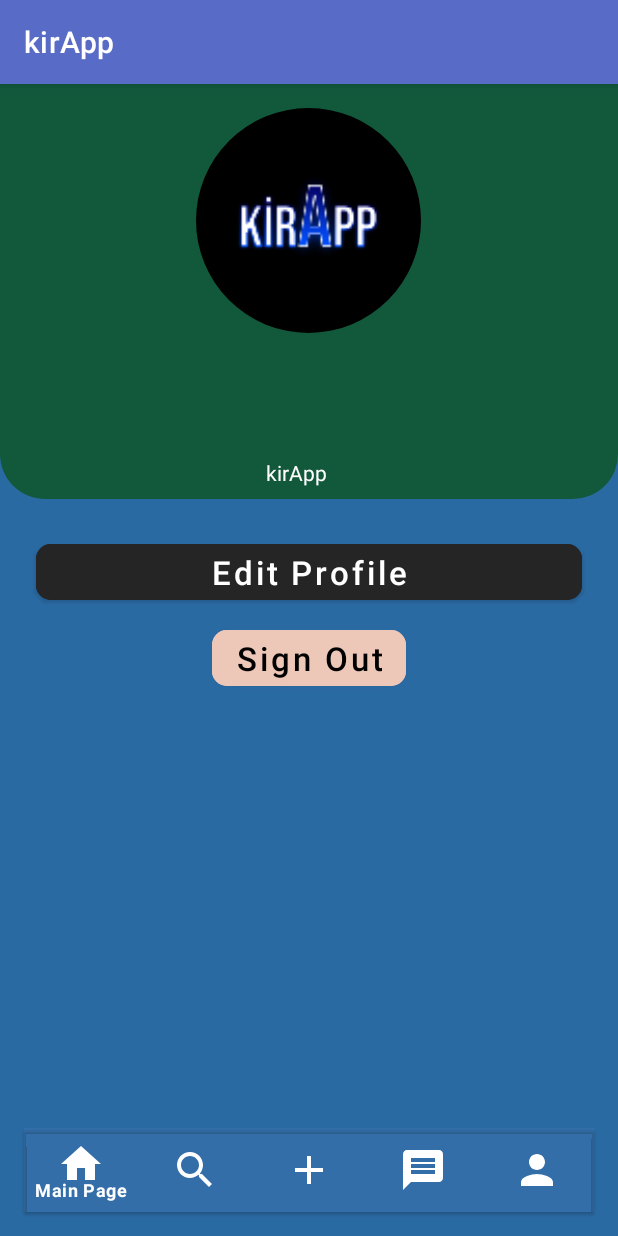
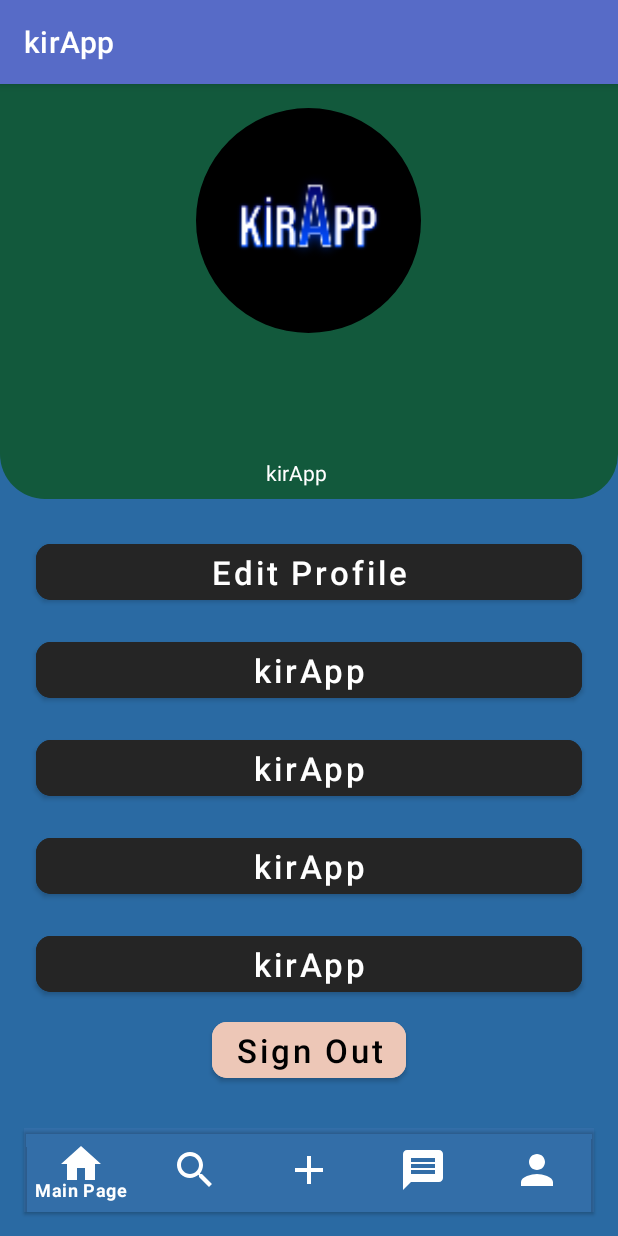
Before and after one commit to otto-camp/kirApp, an Android app: the fragment ProfileFragment placed in its activity, on a phone screen of 412 x 824 dp. Run offline under Robolectric (Android 15) with nearby library versions, the phone set to English and light mode, and no system bars; our stand-ins replace Firebase (no records; nobody signed in at launch, a user with empty details on screens opened directly).

```diff
--- a/app/build.gradle
+++ b/app/build.gradle
@@ -52,6 +52,7 @@ dependencies {
     implementation 'androidx.lifecycle:lifecycle-livedata-ktx:2.4.1'
     implementation 'androidx.lifecycle:lifecycle-viewmodel-ktx:2.4.1'
     testImplementation 'junit:junit:4.13.2'
+    testImplementation 'org.mockito:mockito-core:2.19.0'
     androidTestImplementation 'androidx.test.ext:junit:1.1.3'
     androidTestImplementation 'androidx.test.espresso:espresso-core:3.4.0'
     debugImplementation 'com.squareup.leakcanary:leakcanary-android:2.8.1'
--- a/app/src/main/AndroidManifest.xml
+++ b/app/src/main/AndroidManifest.xml
@@ -11,7 +11,7 @@
         android:theme="@style/Theme.KirApp">
         <activity
             android:name=".activities.ForgotPasswordActivity"
-            android:exported="false" />
+            android:exported="true" />
         <activity
             android:name=".activities.LoginActivity"
             android:exported="true" />
@@ -23,7 +23,6 @@
             android:exported="true">
             <intent-filter>
                 <action android:name="android.intent.action.MAIN" />
-
                 <category android:name="android.intent.category.LAUNCHER" />
             </intent-filter>
         </activity>
--- a/app/src/main/java/com/example/kirapp/fragments/MainPageFragment.java
+++ b/app/src/main/java/com/example/kirapp/fragments/MainPageFragment.java
@@ -1,79 +1,25 @@
 package com.example.kirapp.fragments;
 
-import android.content.Intent;
 import android.os.Bundle;
 import android.view.LayoutInflater;
 import android.view.View;
 import android.view.ViewGroup;
-import android.widget.Button;
 
 import androidx.fragment.app.Fragment;
 
 import com.example.kirapp.R;
-import com.example.kirapp.activities.LoginActivity;
-import com.example.kirapp.activities.RegisterActivity;
 
-/**
- * A simple {@link Fragment} subclass.
- * Use the {@link MainPageFragment#newInstance} factory method to
- * create an instance of this fragment.
- */
+
 public class MainPageFragment extends Fragment {
-
-    // TODO: Rename parameter arguments, choose names that match
-    // the fragment initialization parameters, e.g. ARG_ITEM_NUMBER
-    private static final String ARG_PARAM1 = "param1";
-    private static final String ARG_PARAM2 = "param2";
-
-    // TODO: Rename and change types of parameters
-    private String mParam1;
-    private String mParam2;
-
-    public MainPageFragment() {
-        // Required empty public constructor
-    }
-
-    /**
-     * Use this factory method to create a new instance of
-     * this fragment using the provided parameters.
-     *
-     * @param param1 Parameter 1.
-     * @param param2 Parameter 2.
-     * @return A new instance of fragment MainPageFragment.
-     */
-    // TODO: Rename and change types and number of parameters
-    public static MainPageFragment newInstance(String param1, String param2) {
-        MainPageFragment fragment = new MainPageFragment();
-        Bundle args = new Bundle();
-        args.putString(ARG_PARAM1, param1);
-        args.putString(ARG_PARAM2, param2);
-        fragment.setArguments(args);
-        return fragment;
-    }
 
     @Override
     public void onCreate(Bundle savedInstanceState) {
         super.onCreate(savedInstanceState);
-        if (getArguments() != null) {
-            mParam1 = getArguments().getString(ARG_PARAM1);
-            mParam2 = getArguments().getString(ARG_PARAM2);
-        }
-
     }
 
     @Override
     public View onCreateView(LayoutInflater inflater, ViewGroup container,
                              Bundle savedInstanceState) {
-        // Inflate the layout for this fragment
-
-        View view = inflater.inflate(R.layout.fragment_main_page, container, false);
-        Button myButton = view.findViewById(R.id.myBtn);
-        myButton.setOnClickListener(viewer -> {
-            Intent intent = new Intent(viewer.getContext(), LoginActivity.class);
-            startActivity(intent);
-        });
-        Button btn = view.findViewById(R.id.myBtn2);
-        btn.setOnClickListener(view1 -> startActivity(new Intent(view1.getContext(), RegisterActivity.class)));
-        return view;
+        return inflater.inflate(R.layout.fragment_main_page, container, false);
     }
 }
--- a/app/src/main/java/com/example/kirapp/fragments/ProfileFragment.java
+++ b/app/src/main/java/com/example/kirapp/fragments/ProfileFragment.java
@@ -7,22 +7,28 @@ import android.view.View;
 import android.view.ViewGroup;
 import android.widget.TextView;
 
+import androidx.annotation.NonNull;
 import androidx.fragment.app.Fragment;
 
 import com.example.kirapp.R;
 import com.example.kirapp.activities.LoginActivity;
+import com.example.kirapp.models.Customer;
 import com.google.android.material.button.MaterialButton;
 import com.google.firebase.auth.FirebaseAuth;
 import com.google.firebase.auth.FirebaseUser;
 import com.google.firebase.auth.UserInfo;
+import com.google.firebase.database.DataSnapshot;
+import com.google.firebase.database.DatabaseError;
 import com.google.firebase.database.DatabaseReference;
 import com.google.firebase.database.FirebaseDatabase;
+import com.google.firebase.database.ValueEventListener;
 
 import java.util.Objects;
 
 public class ProfileFragment extends Fragment {
     private final DatabaseReference databaseReference = FirebaseDatabase.getInstance().getReference("customers");
-    private final FirebaseUser user = FirebaseAuth.getInstance().getCurrentUser();
+    private final FirebaseAuth auth = FirebaseAuth.getInstance();
+    private final FirebaseUser user = auth.getCurrentUser();
     private String name, email, uid;
     private TextView tName, tEmail;
     private MaterialButton signOut;
@@ -43,9 +49,21 @@ public class ProfileFragment extends Fragment {
     private void getProfile(FirebaseUser user) {
         for (UserInfo profile : user.getProviderData()) {
             uid = profile.getUid();
-            // name = profile.getDisplayName();
+            name = profile.getDisplayName();
             email = profile.getEmail();
         }
+        databaseReference.addValueEventListener(new ValueEventListener() {
+            @Override
+            public void onDataChange(@NonNull DataSnapshot snapshot) {
+                Customer customer = snapshot.getValue(Customer.class);
+
+            }
+
+            @Override
+            public void onCancelled(@NonNull DatabaseError error) {
+
+            }
+        });
     }
 
     @Override
@@ -53,14 +71,14 @@ public class ProfileFragment extends Fragment {
                              Bundle savedInstanceState) {
         View view = inflater.inflate(R.layout.fragment_profile, container, false);
         tName = view.findViewById(R.id.user_name);
-        tEmail = view.findViewById(R.id.myUser);
+        tEmail = view.findViewById(R.id.user_created_at);
         signOut = view.findViewById(R.id.profile_sign_out);
 
 
         tName.setText(name);
         tEmail.setText(email);
         signOut.setOnClickListener(view1 -> {
-            FirebaseAuth.getInstance().signOut();
+            auth.signOut();
             startActivity(new Intent(getContext(), LoginActivity.class));
         });
 
--- a/app/src/main/java/com/example/kirapp/models/Customer.java
+++ b/app/src/main/java/com/example/kirapp/models/Customer.java
@@ -1,8 +1,6 @@
 package com.example.kirapp.models;
 
 import androidx.annotation.NonNull;
-
-import java.time.LocalDate;
 
 public class Customer {
     private String id;
@@ -16,6 +14,7 @@ public class Customer {
     private boolean status;
     private String createdAt;
     private String updatedAt;
+
     public Customer(String id, String firstname, String lastname, String email,
                     String password, String birthDate, String phoneNumber,
                     String gender, boolean status, String createdAt, String updatedAt) {
--- a/app/src/main/res/layout/fragment_profile.xml
+++ b/app/src/main/res/layout/fragment_profile.xml
@@ -5,6 +5,7 @@
     android:layout_width="match_parent"
     android:layout_height="match_parent"
     android:layout_weight="1"
+    android:background="@color/sapphire_500"
     tools:context=".fragments.ProfileFragment">
 
     <RelativeLayout
@@ -64,7 +65,7 @@
                     android:textSize="14sp" />
 
                 <TextView
-                    android:id="@+id/myUser"
+                    android:id="@+id/user_created_at"
                     android:layout_width="wrap_content"
                     android:layout_height="wrap_content"
                     android:layout_margin="8dp"
@@ -95,10 +96,54 @@
                 app:cornerRadius="10dp" />
 
             <com.google.android.material.button.MaterialButton
+                android:layout_width="match_parent"
+                android:layout_height="wrap_content"
+                android:layout_margin="8dp"
+                android:backgroundTint="@color/black_100"
+                android:gravity="center"
+                android:text="@string/app_name"
+                android:textAllCaps="false"
+                android:textSize="22sp"
+                app:cornerRadius="10dp" />
+
+            <com.google.android.material.button.MaterialButton
+                android:layout_width="match_parent"
+                android:layout_height="wrap_content"
+                android:layout_margin="8dp"
+                android:backgroundTint="@color/black_100"
+                android:gravity="center"
+                android:text="@string/app_name"
+                android:textAllCaps="false"
+                android:textSize="22sp"
+                app:cornerRadius="10dp" />
+
+            <com.google.android.material.button.MaterialButton
+                android:layout_width="match_parent"
+                android:layout_height="wrap_content"
+                android:layout_margin="8dp"
+                android:backgroundTint="@color/black_100"
+                android:gravity="center"
+                android:text="@string/app_name"
+                android:textAllCaps="false"
+                android:textSize="22sp"
+                app:cornerRadius="10dp" />
+
+            <com.google.android.material.button.MaterialButton
+                android:layout_width="match_parent"
+                android:layout_height="wrap_content"
+                android:layout_margin="8dp"
+                android:backgroundTint="@color/black_100"
+                android:gravity="center"
+                android:text="@string/app_name"
+                android:textAllCaps="false"
+                android:textSize="22sp"
+                app:cornerRadius="10dp" />
+
+            <com.google.android.material.button.MaterialButton
                 android:id="@+id/profile_sign_out"
                 android:layout_width="wrap_content"
                 android:layout_height="wrap_content"
-                android:layout_gravity="center_horizontal"
+                android:layout_gravity="bottom|center_horizontal"
                 android:backgroundTint="@color/beyaz1"
                 android:text="@string/sign_out"
                 android:textAllCaps="false"
```
Also changed, not shown: app/src/main/java/com/example/kirapp/activities/LoginActivity.java (+8 -6 lines), app/src/main/java/com/example/kirapp/activities/RegisterActivity.java (+7 -2 lines), app/src/main/java/com/example/kirapp/adapters/CustomerAdapter.java (added, +51 -0 lines), app/src/main/java/com/example/kirapp/utils/CustomerValidator.java (added, +8 -0 lines), app/src/main/res/layout/fragment_main_page.xml (+15 -11 lines), 2 other files.
